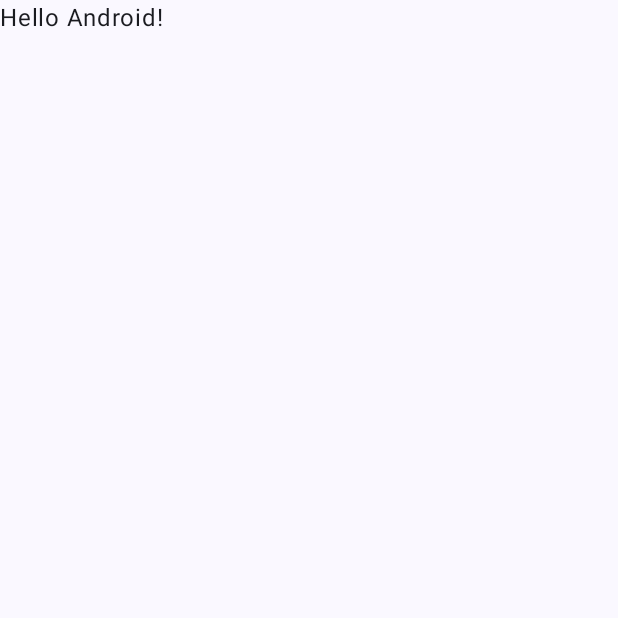
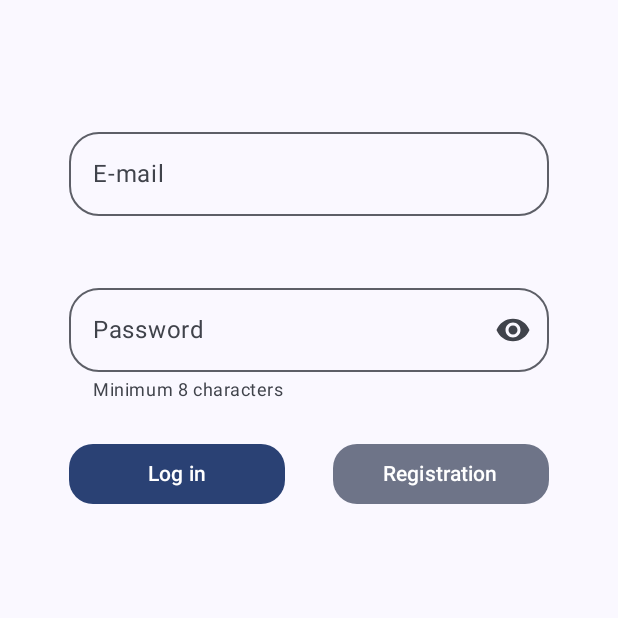
Before and after one commit to Tokarev-IP/MyProjectApp, an Android app built with Jetpack Compose: the screen it shows after launch (MainActivity), on a phone screen of 412 x 824 dp, the top half of it. Before the commit the part shown is almost empty. Run offline under Robolectric (Android 15) with nearby library versions, the phone set to English and light mode, and no system bars; 1 statement that could not run was skipped.

Commit message:
reg activity v1

```diff
--- a/app/src/main/AndroidManifest.xml
+++ b/app/src/main/AndroidManifest.xml
@@ -1,6 +1,10 @@
 <?xml version="1.0" encoding="utf-8"?>
 <manifest xmlns:android="http://schemas.android.com/apk/res/android"
     xmlns:tools="http://schemas.android.com/tools">
+
+    <uses-permission
+        android:name="android.permission.INTERNET">
+    </uses-permission>
 
     <application
         android:allowBackup="true"
--- a/app/src/main/java/com/example/myprojectapp/MainActivity.kt
+++ b/app/src/main/java/com/example/myprojectapp/MainActivity.kt
@@ -1,18 +1,24 @@
 package com.example.myprojectapp
 
 import android.os.Bundle
+import android.view.WindowManager
 import androidx.activity.ComponentActivity
 import androidx.activity.compose.setContent
 import androidx.compose.foundation.layout.fillMaxSize
-import androidx.compose.material3.MaterialTheme
-import androidx.compose.material3.Surface
-import androidx.compose.material3.Text
-import androidx.compose.runtime.Composable
+import androidx.compose.foundation.layout.padding
+import androidx.compose.foundation.layout.wrapContentSize
+import androidx.compose.material3.*
+import androidx.compose.runtime.*
 import androidx.compose.ui.Modifier
 import androidx.compose.ui.tooling.preview.Preview
+import androidx.lifecycle.viewmodel.compose.viewModel
+import com.example.myprojectapp.registration.RegCompose
+import com.example.myprojectapp.registration.RegErrors
 import com.example.myprojectapp.ui.theme.MyProjectAppTheme
+import kotlinx.coroutines.launch
 
 class MainActivity : ComponentActivity() {
+
     override fun onCreate(savedInstanceState: Bundle?) {
         super.onCreate(savedInstanceState)
         setContent {
@@ -22,22 +28,73 @@ class MainActivity : ComponentActivity() {
                     modifier = Modifier.fillMaxSize(),
                     color = MaterialTheme.colorScheme.background
                 ) {
-                    Greeting("Android")
-                }
+                    StartUI()
                 }
             }
         }
     }
 
+//    fun getToken() {
+//
+//        auth.signInWithCustomToken("")
+//            .addOnCompleteListener(this) { task ->
+//                if (task.isSuccessful) {
+//                    // Sign in success, update UI with the signed-in user's information
+//                    Log.d(TAG, "signInWithCustomToken:success")
+//                    val user = auth.currentUser
+//                    updateUI(user)
+//                } else {
+//                    // If sign in fails, display a message to the user.
+//                    Log.w(TAG, "signInWithCustomToken:failure", task.exception)
+//                    Toast.makeText(
+//                        baseContext, "Authentication failed.",
+//                        Toast.LENGTH_SHORT
+//                    ).show()
+//                    updateUI(null)
+//                }
+//            }
+//
+//    }
+
+    @OptIn(ExperimentalMaterial3Api::class)
     @Composable
-fun Greeting(name: String) {
-    Text(text = "Hello $name!")
+    fun StartUI(
+        modifier: Modifier = Modifier,
+        regViewModel: RegViewModel = viewModel(),
+    ) {
+        val state by regViewModel.state.collectAsState()
+
+        RegCompose().FullRegCompose(
+            onLogInAction = {
+            },
+            onRegAction = { email: String, password: String ->
+                regViewModel.regByEmail(email, password)
+            },
+            error = false,
+        )
+
+        when (state) {
+            is RegErrors.NoError -> {
+            }
+            is RegErrors.RegNewAccountError -> {
+
+            }
+            is RegErrors.LogInAccountError -> {
+                (state as RegErrors.LogInAccountError).text
+            }
+        }
+
+    }
+
+    fun closeSoft() {
+        window.setSoftInputMode(WindowManager.LayoutParams.SOFT_INPUT_STATE_ALWAYS_HIDDEN)
     }
 
     @Preview(showBackground = true)
     @Composable
     fun DefaultPreview() {
         MyProjectAppTheme {
-        Greeting("Android")
+            StartUI()
         }
     }
+}
--- /dev/null
+++ b/app/src/main/java/com/example/myprojectapp/RegViewModel.kt
@@ -0,0 +1,23 @@
+package com.example.myprojectapp
+
+import androidx.lifecycle.ViewModel
+import com.example.myprojectapp.registration.RegByEmailRepository
+import com.example.myprojectapp.registration.RegErrors
+import kotlinx.coroutines.flow.MutableStateFlow
+import kotlinx.coroutines.flow.asStateFlow
+
+class RegViewModel: ViewModel() {
+
+    private val regServerError: MutableStateFlow<RegErrors> = MutableStateFlow(RegErrors.NoError)
+    val state = regServerError.asStateFlow()
+
+    fun regByEmail(email: String, password: String) {
+        RegByEmailRepository().createNewAccount(
+            email,
+            password,
+            onError = { error: RegErrors->
+                regServerError.value = error
+            }
+        )
+    }
+}
--- /dev/null
+++ b/app/src/main/java/com/example/myprojectapp/registration/RegCompose.kt
@@ -0,0 +1,97 @@
+package com.example.myprojectapp.registration
+
+import android.view.WindowManager
+import androidx.compose.foundation.layout.*
+import androidx.compose.material3.Snackbar
+import androidx.compose.material3.Text
+import androidx.compose.runtime.Composable
+import androidx.compose.runtime.mutableStateOf
+import androidx.compose.runtime.saveable.rememberSaveable
+import androidx.compose.ui.Alignment
+import androidx.compose.ui.Modifier
+import androidx.compose.ui.tooling.preview.Preview
+import androidx.compose.ui.unit.dp
+import com.example.myprojectapp.MainActivity
+import com.example.myprojectapp.ui.theme.MyProjectAppTheme
+
+class RegCompose {
+
+    private val regComposeItems = RegComposeItems()
+
+    @Composable
+    fun FullRegCompose(
+        modifier: Modifier = Modifier,
+        error: Boolean,
+        onRegAction: (email: String, password: String) -> Unit,
+        onLogInAction: () -> Unit,
+    ) {
+        val isRegistration = rememberSaveable { mutableStateOf(false) }
+        val isError = rememberSaveable { mutableStateOf(false) }
+        val password = rememberSaveable { mutableStateOf("") }
+        val confirmPassword = rememberSaveable { mutableStateOf("") }
+        val emailText = rememberSaveable { mutableStateOf("") }
+
+        isError.value = error
+
+        Column(
+            horizontalAlignment = Alignment.CenterHorizontally,
+            modifier = modifier
+                .padding(top = 80.dp)
+                .width(320.dp)
+        ) {
+            regComposeItems.Email(
+                isError = isError.value,
+                onEmail = {
+                    emailText.value = it
+                },
+                emailText = emailText.value
+            )
+            Spacer(modifier = modifier.height(24.dp))
+
+            regComposeItems.Password(
+                isError = isError.value,
+                onPassword = {
+                    password.value = it
+                },
+                password = password.value,
+            )
+            Spacer(modifier = modifier.height(24.dp))
+
+            if (!isRegistration.value)
+                regComposeItems.LogInButtons(
+                    onLogIn = { onLogInAction() },
+                    onReg = { isRegistration.value = true },
+                )
+            else {
+                regComposeItems.PasswordConfirm(
+                    isSamePassword = password.value != confirmPassword.value && confirmPassword.value.isNotEmpty(),
+                    onPassword = { confirmPassword.value = it },
+                    password = confirmPassword.value
+                )
+
+                Spacer(modifier = modifier.height(24.dp))
+
+                regComposeItems.RegButton(
+                    onRegButton = {
+                        if (password.value == confirmPassword.value
+                            && emailText.value.isNotEmpty()
+                            && password.value.isNotEmpty()
+                        )
+                            onRegAction(emailText.value, password.value)
+                        else {
+
+                        }
+                    }
+                )
+            }
+        }
+    }
+
+    @Preview(showBackground = true)
+    @Composable
+    fun DefaultPreview() {
+        MyProjectAppTheme {
+//            FullRegCompose()
+        }
+    }
+}
--- /dev/null
+++ b/app/src/main/java/com/example/myprojectapp/registration/RegComposeItems.kt
@@ -0,0 +1,177 @@
+package com.example.myprojectapp.registration
+
+import androidx.compose.foundation.layout.Row
+import androidx.compose.foundation.layout.Spacer
+import androidx.compose.foundation.layout.width
+import androidx.compose.foundation.shape.RoundedCornerShape
+import androidx.compose.material.icons.Icons
+import androidx.compose.material.icons.filled.Clear
+import androidx.compose.material3.*
+import androidx.compose.runtime.Composable
+import androidx.compose.runtime.mutableStateOf
+import androidx.compose.runtime.saveable.rememberSaveable
+import androidx.compose.ui.Modifier
+import androidx.compose.ui.res.painterResource
+import androidx.compose.ui.text.input.PasswordVisualTransformation
+import androidx.compose.ui.text.input.VisualTransformation
+import androidx.compose.ui.unit.dp
+import com.example.myprojectapp.R
+
+class RegComposeItems {
+
+    @OptIn(ExperimentalMaterial3Api::class)
+    @Composable
+    fun Email(
+        modifier: Modifier = Modifier,
+        isError: Boolean,
+        emailText: String,
+        onEmail: (String) -> Unit,
+    ) {
+
+        OutlinedTextField(
+            value = emailText,
+            singleLine = true,
+            shape = RoundedCornerShape(20.dp),
+            modifier = modifier
+                .width(320.dp),
+            trailingIcon = {
+                if (emailText.isNotEmpty())
+                    IconButton(onClick = { onEmail("") }) {
+                        Icon(Icons.Filled.Clear, contentDescription = "DeleteText")
+                    }
+            },
+            isError = isError,
+            supportingText = {
+                if (isError) Text(text = "Incorrect email")
+            },
+            label = { Text(text = "E-mail") },
+            onValueChange = {
+                onEmail(it)
+            })
+    }
+
+    @OptIn(ExperimentalMaterial3Api::class)
+    @Composable
+    fun Password(
+        modifier: Modifier = Modifier,
+        onPassword: (String) -> Unit,
+        password: String,
+    ) {
+        val passwordHidden = rememberSaveable { mutableStateOf(true) }
+
+        OutlinedTextField(
+            value = password,
+            shape = RoundedCornerShape(20.dp),
+            singleLine = true,
+            modifier = modifier
+                .width(320.dp),
+            isError = password.length in 1..7,
+            supportingText = {
+                if (password.length < 8) Text(text = "Minimum 8 characters")
+            },
+            label = { Text(text = "Password") },
+            onValueChange = {
+                onPassword(it)
+            },
+            visualTransformation =
+            if (passwordHidden.value) PasswordVisualTransformation() else VisualTransformation.None,
+            trailingIcon = {
+                IconButton(onClick = { passwordHidden.value = !passwordHidden.value }) {
+                    val visibilityIcon =
+                        if (passwordHidden.value)
+                            R.drawable.baseline_visibility_24
+                        else R.drawable.baseline_visibility_off_24
+                    val description =
+                        if (passwordHidden.value) "Show password" else "Hide password"
+                    Icon(
+                        painter = painterResource(visibilityIcon),
+                        contentDescription = description
+                    )
+                }
+            }
+        )
+    }
+
+    @OptIn(ExperimentalMaterial3Api::class)
+    @Composable
+    fun PasswordConfirm(
+        modifier: Modifier = Modifier,
+        isSamePassword: Boolean,
+        onPassword: (String) -> Unit,
+        password: String,
+    ) {
+        val passwordHidden = rememberSaveable { mutableStateOf(true) }
+
+        OutlinedTextField(
+            value = password,
+            shape = RoundedCornerShape(20.dp),
+            singleLine = true,
+            modifier = modifier
+                .width(320.dp),
+            isError = isSamePassword,
+            supportingText = { if (isSamePassword) Text(text = "The password isn't the same") },
+            label = { Text(text = "Confirm password") },
+            onValueChange = {
+                onPassword(it)
+            },
+            visualTransformation =
+            if (passwordHidden.value) PasswordVisualTransformation() else VisualTransformation.None,
+            trailingIcon = {
+                IconButton(onClick = { passwordHidden.value = !passwordHidden.value }) {
+                    val visibilityIcon =
+                        if (passwordHidden.value)
+                            R.drawable.baseline_visibility_24
+                        else R.drawable.baseline_visibility_off_24
+                    val description =
+                        if (passwordHidden.value) "Show password" else "Hide password"
+                    Icon(
+                        painter = painterResource(visibilityIcon),
+                        contentDescription = description
+                    )
+                }
+            }
+        )
+    }
+
+    @Composable
+    fun LogInButtons(
+        modifier: Modifier = Modifier,
+        onLogIn: () -> Unit,
+        onReg: () -> Unit,
+    ) {
+        Row(modifier = modifier.width(320.dp)) {
+            Button(
+                onClick = { onLogIn() },
+                shape = RoundedCornerShape(16.dp),
+                modifier = modifier.weight(1f)
+            ) {
+                Text(text = "Log in")
+            }
+
+            Spacer(modifier = modifier.width(32.dp))
+
+            FilledTonalButton(
+                onClick = { onReg() },
+                shape = RoundedCornerShape(16.dp),
+                modifier = modifier.weight(1f)
+            ) {
+                Text(text = "Registration")
+            }
+        }
+    }
+
+    @Composable
+    fun RegButton(
+        modifier: Modifier = Modifier,
+        onRegButton: () -> Unit,
+    ) {
+        Button(
+            onClick = { onRegButton() },
+            shape = RoundedCornerShape(16.dp),
+            modifier = modifier.width(320.dp)
+        ) {
+            Text(text = "Registration")
+        }
+    }
+
+}
--- /dev/null
+++ b/app/src/main/java/com/example/myprojectapp/registration/RegErrors.kt
@@ -0,0 +1,7 @@
+package com.example.myprojectapp.registration
+
+sealed class RegErrors{
+    data class RegNewAccountError(val text: String) : RegErrors()
+    data class LogInAccountError(val text: String): RegErrors()
+    object NoError: RegErrors()
+}
--- /dev/null
+++ b/app/src/main/res/drawable/baseline_visibility_24.xml
@@ -0,0 +1,5 @@
+<vector android:height="24dp" android:tint="#000000"
+    android:viewportHeight="24" android:viewportWidth="24"
+    android:width="24dp" xmlns:android="http://schemas.android.com/apk/res/android">
+    <path android:fillColor="@android:color/white" android:pathData="M12,4.5C7,4.5 2.73,7.61 1,12c1.73,4.39 6,7.5 11,7.5s9.27,-3.11 11,-7.5c-1.73,-4.39 -6,-7.5 -11,-7.5zM12,17c-2.76,0 -5,-2.24 -5,-5s2.24,-5 5,-5 5,2.24 5,5 -2.24,5 -5,5zM12,9c-1.66,0 -3,1.34 -3,3s1.34,3 3,3 3,-1.34 3,-3 -1.34,-3 -3,-3z"/>
+</vector>
--- /dev/null
+++ b/app/src/main/res/drawable/baseline_visibility_off_24.xml
@@ -0,0 +1,5 @@
+<vector android:height="24dp" android:tint="#000000"
+    android:viewportHeight="24" android:viewportWidth="24"
+    android:width="24dp" xmlns:android="http://schemas.android.com/apk/res/android">
+    <path android:fillColor="@android:color/white" android:pathData="M12,7c2.76,0 5,2.24 5,5 0,0.65 -0.13,1.26 -0.36,1.83l2.92,2.92c1.51,-1.26 2.7,-2.89 3.43,-4.75 -1.73,-4.39 -6,-7.5 -11,-7.5 -1.4,0 -2.74,0.25 -3.98,0.7l2.16,2.16C10.74,7.13 11.35,7 12,7zM2,4.27l2.28,2.28 0.46,0.46C3.08,8.3 1.78,10.02 1,12c1.73,4.39 6,7.5 11,7.5 1.55,0 3.03,-0.3 4.38,-0.84l0.42,0.42L19.73,22 21,20.73 3.27,3 2,4.27zM7.53,9.8l1.55,1.55c-0.05,0.21 -0.08,0.43 -0.08,0.65 0,1.66 1.34,3 3,3 0.22,0 0.44,-0.03 0.65,-0.08l1.55,1.55c-0.67,0.33 -1.41,0.53 -2.2,0.53 -2.76,0 -5,-2.24 -5,-5 0,-0.79 0.2,-1.53 0.53,-2.2zM11.84,9.02l3.15,3.15 0.02,-0.16c0,-1.66 -1.34,-3 -3,-3l-0.17,0.01z"/>
+</vector>
```
Also changed, not shown: app/build.gradle (+10 -4 lines), app/src/main/java/com/example/myprojectapp/registration/RegByEmailRepository.kt (added, +42 -0 lines), build.gradle (+8 -1 lines), 3 other files. Lines whose indentation alone changed are shown as unchanged.
